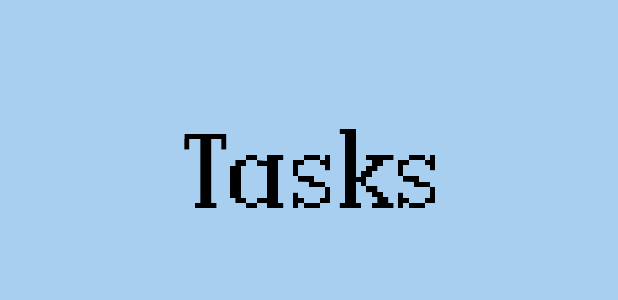
After one commit to git-mad/oscar2023, an Android app: the layout tasks_view.xml on its own in the app's theme, with its tools: preview values and no code run, on a phone screen of 412 x 824 dp. The commit adds this screen. Shown: the top 300 px of the screen. Run offline under Robolectric (Android 15) with nearby library versions, the phone set to English and light mode, and no system bars.

Commit message:
Adds task view

```diff
--- a/ToDoApp/app/src/main/AndroidManifest.xml
+++ b/ToDoApp/app/src/main/AndroidManifest.xml
@@ -10,7 +10,7 @@
         android:label="@string/app_name"
         android:roundIcon="@mipmap/ic_launcher_round"
         android:supportsRtl="true"
-        android:theme="@style/Theme.ToDoApp"
+        android:theme="@style/Theme.AppCompat.NoActionBar"
         tools:targetApi="31" >
 
         <activity
--- a/ToDoApp/app/src/main/java/com/example/todoapp/WelcomeView.java
+++ b/ToDoApp/app/src/main/java/com/example/todoapp/WelcomeView.java
@@ -1,6 +1,8 @@
 package com.example.todoapp;
 
+import android.content.Intent;
 import android.os.Bundle;
+import android.view.View;
 
 import androidx.appcompat.app.AppCompatActivity;
 
@@ -10,4 +12,8 @@ public class WelcomeView extends AppCompatActivity {
         super.onCreate(savedInstanceState);
         setContentView(R.layout.welcome_view);
     }
+
+    public void toTasks(View view) {
+        startActivity(new Intent(WelcomeView.this, TaskView.class));
+    }
 }
--- /dev/null
+++ b/ToDoApp/app/src/main/res/layout/tasks_view.xml
@@ -0,0 +1,29 @@
+<?xml version="1.0" encoding="utf-8"?>
+    <androidx.constraintlayout.widget.ConstraintLayout
+    xmlns:android="http://schemas.android.com/apk/res/android"
+    xmlns:tools="http://schemas.android.com/tools"
+    xmlns:app="http://schemas.android.com/apk/res-auto"
+    android:layout_width="match_parent"
+    android:layout_height="match_parent"
+    android:background="#A8CEF0"
+    tools:context=".TaskView">
+
+    <TextView
+        android:layout_width="wrap_content"
+        android:layout_height="wrap_content"
+        android:text="Tasks"
+        android:textSize="70dp"
+        android:fontFamily="@font/dotrix"
+        android:textColor="@color/black"
+        app:layout_constraintTop_toBottomOf="@id/top"
+        app:layout_constraintLeft_toLeftOf="parent"
+        app:layout_constraintRight_toRightOf="parent"/>
+
+    <androidx.constraintlayout.widget.Guideline
+        android:id="@+id/top"
+        android:layout_width="wrap_content"
+        android:layout_height="wrap_content"
+        android:orientation="horizontal"
+        app:layout_constraintGuide_percent="0.1" />
+
+</androidx.constraintlayout.widget.ConstraintLayout>
```
Also changed, not shown: ToDoApp/app/src/main/java/com/example/todoapp/TaskView.java (added, +13 -0 lines), ToDoApp/app/src/main/res/layout/welcome_view.xml (+41 -9 lines).
